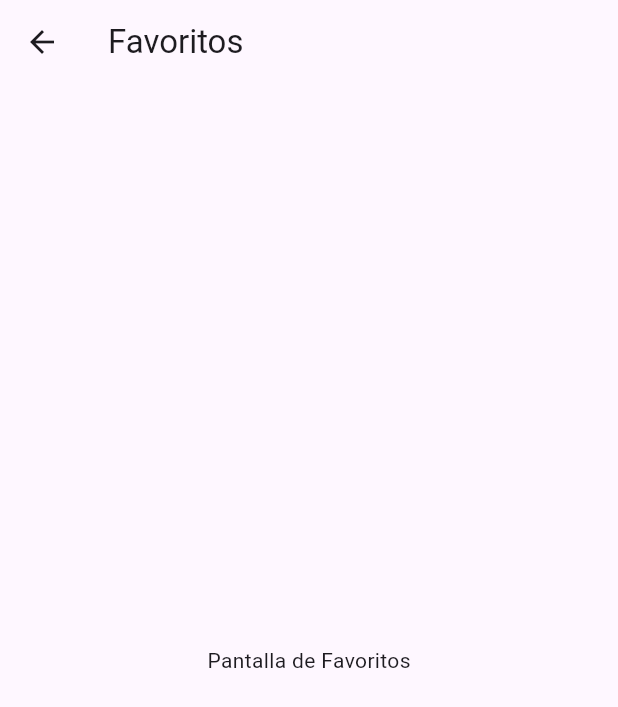
After one commit to marcdevelopez/flutter-dart-labs, a Flutter app: the screen it shows after launch, in the side drawer, after a tap on "Favoritos", on a phone screen of 412 x 824 dp. The commit adds this screen. Shown: the top 707 px of the screen. Run offline on Flutter 3.47's test engine with Material 3 defaults, Android fonts, the phone set to English and light mode, and no system bars.

Commit message:
feat(mini-exercise-7-drawer-navigation): add Drawer with navigation tiles
- Add Favorites, Settings and About screens

- Implement Drawer navigation with Navigator.pop() + push()

- Connect menu options to new screens

```diff
--- /dev/null
+++ b/mini_exercises/_7_navigation_in_flutter/lib/screens/favorites_screen.dart
@@ -0,0 +1,17 @@
+import 'package:flutter/material.dart';
+
+class FavoritesScreen extends StatelessWidget{
+  const FavoritesScreen({super.key});
+
+  @override
+  Widget build(BuildContext context) {
+    return Scaffold(
+      appBar: AppBar(
+        title: const Text('Favoritos'),
+      ),
+      body: const Center(
+        child: Text('Pantalla de Favoritos'),
+      ),
+    );
+  }
+}
--- a/mini_exercises/_7_navigation_in_flutter/lib/screens/navigation_home_screen.dart
+++ b/mini_exercises/_7_navigation_in_flutter/lib/screens/navigation_home_screen.dart
@@ -1,5 +1,10 @@
 import 'package:flutter/material.dart';
 import 'stack_navigation_demo.dart';
+
+// Importamos las pantallas que usamos en el Drawer
+import 'favorites_screen.dart';
+import 'settings_screen.dart';
+import 'about_screen.dart';
 
 class NavigationHomeScreen extends StatelessWidget {
   const NavigationHomeScreen({super.key});
@@ -19,6 +24,50 @@ class NavigationHomeScreen extends StatelessWidget {
             ],
           ),
         ),
+        drawer: Drawer(
+          child: ListView(
+            children: [
+              const DrawerHeader(child: Center(child: Text('Navigation Menu'))),
+
+              ListTile(
+                leading: const Icon(Icons.favorite),
+                title: const Text('Favoritos'),
+                onTap: () {
+                  Navigator.pop(context); // cierra el drawer primero
+                  Navigator.push(
+                    context,
+                    MaterialPageRoute(builder: (_) => const FavoritesScreen()),
+                  );
+                },
+              ),
+
+              ListTile(
+                leading: const Icon(Icons.settings),
+                title: const Text('Ajustes'),
+                onTap: () {
+                  Navigator.pop(context);
+                  Navigator.push(
+                    context,
+                    MaterialPageRoute(builder: (_) => const SettingsScreen()),
+                  );
+                },
+              ),
+
+              ListTile(
+                leading: const Icon(Icons.info_outline),
+                title: const Text('Sobre la app'),
+                onTap: () {
+                  Navigator.pop(context);
+                  Navigator.push(
+                    context,
+                    MaterialPageRoute(builder: (_) => const AboutScreen()),
+                  );
+                },
+              ),
+            ],
+          ),
+        ),
+
         body: const TabBarView(
           children: [StackNavigationDemo(), Placeholder(), Placeholder()],
         ),
```
Also changed, not shown: mini_exercises/_7_navigation_in_flutter/lib/screens/about_screen.dart (added, +15 -0 lines), mini_exercises/_7_navigation_in_flutter/lib/screens/settings_screen.dart (added, +17 -0 lines).
